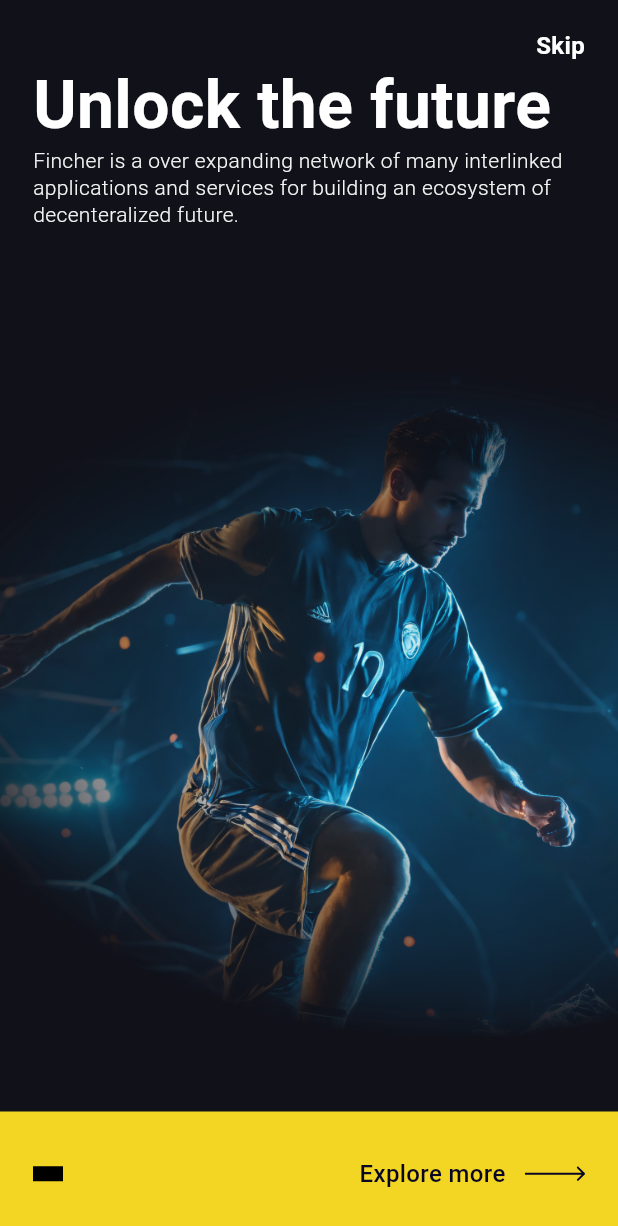
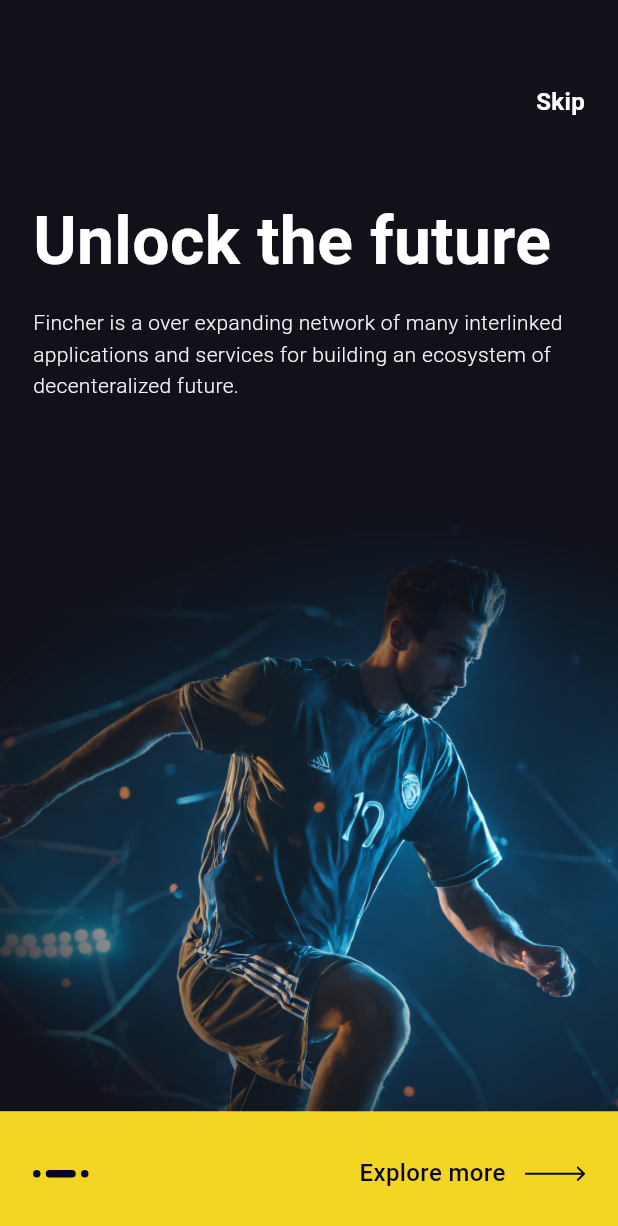
Before and after one commit to Jason1258t/BCSports-mobile, a Flutter app: the screen it shows after launch, on a phone screen of 412 x 824 dp. Shown: the top 1226 px of the screen. Run offline on Flutter 3.47's test engine with Material 3 defaults, Android fonts, the phone set to English and light mode, and no system bars; our stand-ins replace bloc, firebase_core, flutter_bloc, flutter_svg, google_fonts; accounts and stored records are empty; Roboto replaces fonts that are missing (Geologica).

Commit message:
ADDED -onboarding screen

```diff
--- /dev/null
+++ b/lib/features/onboarding/bloc/cubit/onboarding_cubit.dart
@@ -0,0 +1,23 @@
+import 'package:bloc/bloc.dart';
+import 'package:meta/meta.dart';
+
+part 'onboarding_state.dart';
+
+class OnboardingCubit extends Cubit<OnboardingState> {
+  int currentPageIndex = 0;
+  int maxPageIndex = 2;
+
+  OnboardingCubit() : super(OnboardingInitial());
+
+  void nextPage() {
+    if (currentPageIndex < maxPageIndex) {
+      currentPageIndex += 1;
+      emit(OnboardingPageChanged());
+    }
+  }
+
+  void skipAllPages() {
+    currentPageIndex = maxPageIndex;
+    emit(OnboardingPageChanged());
+  }
+}
--- /dev/null
+++ b/lib/features/onboarding/bloc/cubit/onboarding_state.dart
@@ -0,0 +1,8 @@
+part of 'onboarding_cubit.dart';
+
+@immutable
+sealed class OnboardingState {}
+
+final class OnboardingInitial extends OnboardingState {}
+
+final class OnboardingPageChanged extends OnboardingState {}
--- a/lib/features/onboarding/onboarding_screen.dart
+++ /dev/null
@@ -1,109 +0,0 @@
-import 'package:bcsports_mobile/utils/colors.dart';
-import 'package:bcsports_mobile/utils/fonts.dart';
-import 'package:flutter/material.dart';
-import 'package:flutter_svg/svg.dart';
-
-class OnboardingScreen extends StatefulWidget {
-  const OnboardingScreen({super.key});
-
-  @override
-  State<OnboardingScreen> createState() => _OnboardingScreenState();
-}
-
-class _OnboardingScreenState extends State<OnboardingScreen> {
-  String mainTitle = "Unlock the future";
-  String skip = "Skip";
-  String description =
-      "Fincher is a over expanding network of many interlinked applications and services for building an ecosystem of decenteralized future.";
-  String exploreMore = 'Explore more';
-
-  @override
-  Widget build(BuildContext context) {
-    return Container(
-      color: AppColors.black_101119,
-      child: SafeArea(
-        child: Scaffold(
-          backgroundColor: Colors.transparent,
-          body: Column(
-            children: [
-              Expanded(
-                  child: PageView(
-                children: [
-                  Container(
-                    child: Stack(
-                      children: [
-                        Padding(
-                          padding: const EdgeInsets.symmetric(
-                              horizontal: 22, vertical: 20),
-                          child: Column(
-                            crossAxisAlignment: CrossAxisAlignment.start,
-                            children: [
-                              Row(
-                                mainAxisAlignment: MainAxisAlignment.end,
-                                children: [
-                                  Text(
-                                    skip,
-                                    style: AppFonts.font16w600
-                                        .copyWith(color: AppColors.white),
-                                  )
-                                ],
-                              ),
-                              Text(
-                                mainTitle,
-                                style: AppFonts.font44w800,
-                              ),
-                              Text(
-                                description,
-                                style: AppFonts.font14w300
-                                    .copyWith(color: AppColors.white_F4F4F4),
-                              ),
-                            ],
-                          ),
-                        ),
-                        Align(
-                            alignment: Alignment.bottomCenter,
-                            child: Image.asset(
-                              "assets/images/onboarding/onboarding1.png",
-                              width: double.infinity,
-                              fit: BoxFit.fitWidth,
-                            ))
-                      ],
-                    ),
-                  )
-                ],
-              )),
-              Container(
-                padding: const EdgeInsets.symmetric(horizontal: 22),
-                width: double.infinity,
-                height: 83,
-                color: AppColors.yellow_F3D523,
-                child: Row(
-                  children: [
-                    Container(
-                      width: 20,
-                      height: 10,
-                      color: Colors.black,
-                    ),
-                    const Spacer(),
-                    Text(
-                      exploreMore,
-                      style: AppFonts.font16w500
-                          .copyWith(color: AppColors.black_090723),
-                    ),
-                    const SizedBox(
-                      width: 13,
-                    ),
-                    SvgPicture.asset(
-                      'assets/icons/arrow.svg',
-                      width: 40,
-                    )
-                  ],
-                ),
-              )
-            ],
-          ),
-        ),
-      ),
-    );
-  }
-}
--- /dev/null
+++ b/lib/features/onboarding/ui/onboarding_screen.dart
@@ -0,0 +1,127 @@
+import 'package:bcsports_mobile/features/onboarding/bloc/cubit/onboarding_cubit.dart';
+import 'package:bcsports_mobile/features/onboarding/ui/widgets/onboarding_first.dart';
+import 'package:bcsports_mobile/features/onboarding/ui/widgets/onboarding_second.dart';
+import 'package:bcsports_mobile/features/onboarding/ui/widgets/onboarding_third.dart';
+import 'package:bcsports_mobile/utils/colors.dart';
+import 'package:bcsports_mobile/utils/fonts.dart';
+import 'package:flutter/material.dart';
+import 'package:flutter_bloc/flutter_bloc.dart';
+import 'package:flutter_svg/svg.dart';
+
+class OnboardingScreen extends StatefulWidget {
+  const OnboardingScreen({super.key});
+
+  @override
+  State<OnboardingScreen> createState() => _OnboardingScreenState();
+}
+
+class _OnboardingScreenState extends State<OnboardingScreen> {
+  Map<int, String> exploreMoreData = {
+    0: "Explore more",
+    1: "Next",
+    2: "Get Started"
+  };
+  final PageController _pageController = PageController();
+
+  late OnboardingCubit bloc;
+
+  List<Widget> pages = [
+    OnboardingFirstWidget(),
+    OnboardingSecondWidget(),
+    OnboardingThirdWidget()
+  ];
+
+  @override
+  void initState() {
+    bloc = context.read<OnboardingCubit>();
+    super.initState();
+  }
+
+  void animateToPage() {
+    _pageController.animateToPage(bloc.currentPageIndex,
+        duration: const Duration(milliseconds: 200), curve: Curves.bounceIn);
+  }
+
+  void nextPage() {
+    bloc.nextPage();
+  }
+
+  @override
+  Widget build(BuildContext context) {
+    return BlocConsumer<OnboardingCubit, OnboardingState>(
+      listener: (context, state) {
+        animateToPage();
+      },
+      builder: (context, state) => Scaffold(
+        backgroundColor: Colors.transparent,
+        body: Column(
+          children: [
+            Expanded(
+                child: PageView(
+              controller: _pageController,
+              physics: const NeverScrollableScrollPhysics(),
+              children: pages,
+            )),
+            InkWell(
+              onTap: () => nextPage(),
+              child: Container(
+                padding: const EdgeInsets.symmetric(horizontal: 22),
+                width: double.infinity,
+                height: 83,
+                color: AppColors.yellow_F3D523,
+                child: Row(
+                  children: [
+                    Container(
+                      width: 37,
+                      height: 10,
+                      child: Row(
+                        mainAxisAlignment: MainAxisAlignment.spaceBetween,
+                        children: [
+                          OnboardingDot(),
+                          OnboardingDot(isBig: true,),
+                          OnboardingDot(),
+                        ],
+                      ),
+                    ),
+                    const Spacer(),
+                    Text(
+                      exploreMoreData[bloc.currentPageIndex] ?? "Next",
+                      style: AppFonts.font16w500
+                          .copyWith(color: AppColors.black_090723),
+                    ),
+                    const SizedBox(
+                      width: 13,
+                    ),
+                    SvgPicture.asset(
+                      'assets/icons/arrow.svg',
+                      width: 40,
+                    )
+                  ],
+                ),
+              ),
+            )
+          ],
+        ),
+      ),
+    );
+  }
+}
+
+class OnboardingDot extends StatelessWidget {
+  final bool isBig;
+
+  const OnboardingDot({
+    super.key,
+    this.isBig = false
+  });
+
+  @override
+  Widget build(BuildContext context) {
+    return Container(
+        width: isBig ? 20 : 5,
+        height: 5,
+        decoration: BoxDecoration(
+            color: AppColors.black_090723,
+            borderRadius: BorderRadius.circular(100)));
+  }
+}
--- /dev/null
+++ b/lib/features/onboarding/ui/widgets/button_skip.dart
@@ -0,0 +1,38 @@
+import 'package:bcsports_mobile/features/onboarding/bloc/cubit/onboarding_cubit.dart';
+import 'package:bcsports_mobile/utils/colors.dart';
+import 'package:bcsports_mobile/utils/fonts.dart';
+import 'package:flutter/material.dart';
+import 'package:flutter_bloc/flutter_bloc.dart';
+
+class ButtonSkip extends StatefulWidget {
+  const ButtonSkip({super.key});
+
+  @override
+  State<ButtonSkip> createState() => _ButtonSkipState();
+}
+
+class _ButtonSkipState extends State<ButtonSkip> {
+  final String skip = "Skip";
+
+  void onTap() {
+    context.read<OnboardingCubit>().skipAllPages();
+  }
+
+  @override
+  Widget build(BuildContext context) {
+    return Padding(
+        padding: const EdgeInsets.only(top: 60, right: 22),
+        child: Row(
+          mainAxisAlignment: MainAxisAlignment.end,
+          children: [
+            InkWell(
+              onTap: () => onTap(),
+              child: Text(
+                skip,
+                style: AppFonts.font16w600.copyWith(color: AppColors.white),
+              ),
+            )
+          ],
+        ));
+  }
+}
--- /dev/null
+++ b/lib/features/onboarding/ui/widgets/onboarding_first.dart
@@ -0,0 +1,60 @@
+import 'package:bcsports_mobile/features/onboarding/ui/widgets/button_skip.dart';
+import 'package:bcsports_mobile/utils/colors.dart';
+import 'package:bcsports_mobile/utils/fonts.dart';
+import 'package:flutter/material.dart';
+
+class OnboardingFirstWidget extends StatelessWidget {
+  OnboardingFirstWidget({
+    super.key,
+  });
+
+  String mainTitle = "Unlock the future";
+  String description =
+      "Fincher is a over expanding network of many interlinked applications and services for building an ecosystem of decenteralized future.";
+  String exploreMore = 'Explore more';
+
+  @override
+  Widget build(BuildContext context) {
+    return Container(
+      color: AppColors.black_101119,
+      child: Stack(
+        children: [
+          Padding(
+            padding:
+                const EdgeInsets.symmetric(horizontal: 22).copyWith(top: 100),
+            child: Column(
+              crossAxisAlignment: CrossAxisAlignment.start,
+              children: [
+                const SizedBox(
+                  height: 36,
+                ),
+                Text(
+                  mainTitle,
+                  style: AppFonts.font44w800.copyWith(height: 1.13),
+                ),
+                const SizedBox(
+                  height: 19,
+                ),
+                Text(
+                  description,
+                  style: AppFonts.font14w300
+                      .copyWith(color: AppColors.white_F4F4F4, height: 1.5),
+                ),
+              ],
+            ),
+          ),
+          Positioned(
+              right: 0,
+              left: 0,
+              bottom: -100,
+              child: Image.asset(
+                "assets/images/onboarding/onboarding1.png",
+                width: double.infinity,
+                fit: BoxFit.fitWidth,
+              )),
+          ButtonSkip()
+        ],
+      ),
+    );
+  }
+}
--- a/lib/main.dart
+++ b/lib/main.dart
@@ -1,4 +1,5 @@
 import 'package:bcsports_mobile/app.dart';
+import 'package:bcsports_mobile/providers.dart';
 import 'package:bcsports_mobile/services/custom_bloc_observer.dart';
 import 'package:flutter/material.dart';
 import 'package:firebase_core/firebase_core.dart';
@@ -11,5 +12,5 @@ void main() async {
   await Firebase.initializeApp(
     options: DefaultFirebaseOptions.currentPlatform,
   );
-  runApp(MyApp());
+  runApp(MyRepositoryProviders());
 }
--- a/lib/providers.dart
+++ b/lib/providers.dart
@@ -1,4 +1,6 @@
 import 'package:bcsports_mobile/app.dart';
+import 'package:bcsports_mobile/features/market/data/market_repository.dart';
+import 'package:bcsports_mobile/features/onboarding/bloc/cubit/onboarding_cubit.dart';
 import 'package:flutter/material.dart';
 import 'package:flutter_bloc/flutter_bloc.dart';
 
@@ -8,7 +10,9 @@ class MyRepositoryProviders extends StatelessWidget {
   @override
   Widget build(BuildContext context) {
     return MultiRepositoryProvider(
-      providers: [],
+      providers: [
+        RepositoryProvider(create: (context) => MarketRepository())
+      ],
       child: const MyBlocProviders(),
     );
   }
@@ -20,7 +24,9 @@ class MyBlocProviders extends StatelessWidget {
   @override
   Widget build(BuildContext context) {
     return MultiBlocProvider(
-      providers: [],
+      providers: [
+        BlocProvider(create: (context) => OnboardingCubit()),
+      ],
       child: const MyApp(),
     );
   }
--- a/lib/routes/routes.dart
+++ b/lib/routes/routes.dart
@@ -1,5 +1,5 @@
 import 'package:bcsports_mobile/features/market/ui/market_screen.dart';
-import 'package:bcsports_mobile/features/onboarding/onboarding_screen.dart';
+import 'package:bcsports_mobile/features/onboarding/ui/onboarding_screen.dart';
 import 'package:flutter/material.dart';
 
 class AppRoutes {
--- a/lib/utils/fonts.dart
+++ b/lib/utils/fonts.dart
@@ -4,7 +4,7 @@ import 'package:google_fonts/google_fonts.dart';
 class AppFonts {
   static final TextStyle _font = GoogleFonts.geologica(
     color: Colors.white,
-    height: 1.3
+    height: 1
   );
 
   static final font44w800 = _font.copyWith(
```
Also changed, not shown: lib/features/onboarding/ui/widgets/onboarding_second.dart (added, +65 -0 lines), lib/features/onboarding/ui/widgets/onboarding_third.dart (added, +61 -0 lines).
